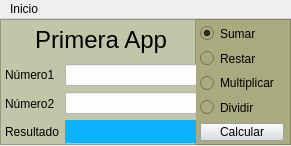
Before: the Qt Designer form QT/App_calculoV2.ui in Nic0man/Prueba_USB, drawn with Qt 5.
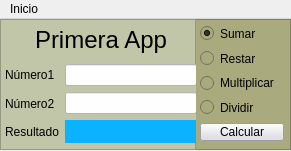
After: the same form once the commit is applied.

Commit message: actualización DB

```diff
--- a/QT/App_calculoV2.ui
+++ b/QT/App_calculoV2.ui
@@ -7,7 +7,7 @@
     <x>0</x>
     <y>0</y>
     <width>291</width>
-    <height>146</height>
+    <height>151</height>
    </rect>
   </property>
   <property name="windowTitle">
@@ -20,7 +20,7 @@
       <x>195</x>
       <y>0</y>
       <width>96</width>
-      <height>126</height>
+      <height>131</height>
      </rect>
     </property>
     <property name="styleSheet">
@@ -95,7 +95,7 @@
       <x>0</x>
       <y>0</y>
       <width>196</width>
-      <height>126</height>
+      <height>131</height>
      </rect>
     </property>
     <property name="styleSheet">
```
The commit also changes 2 other files.
